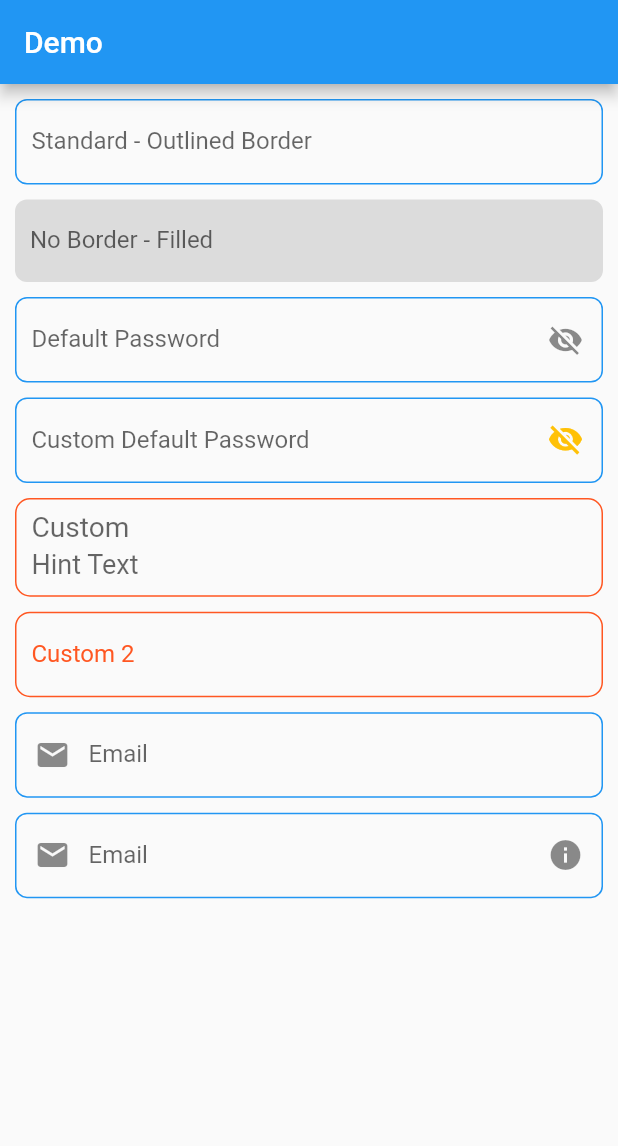
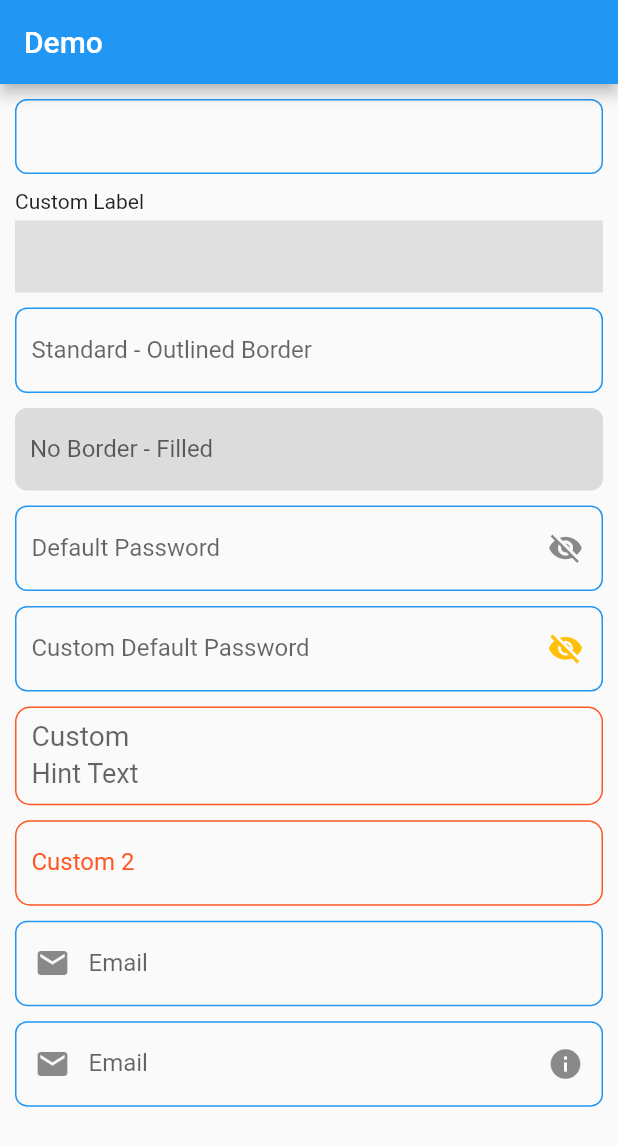
Before and after one commit to momshaddinury/input_form_field, a Flutter app: the screen it shows after launch, on a phone screen of 412 x 824 dp. Shown: the top 1146 px of the screen. Run offline on Flutter 3.47's test engine with Material 2 defaults, Android fonts, the phone set to English and light mode, and no system bars.

Commit message:
release: 0.0.5

```diff
--- a/example/lib/main.dart
+++ b/example/lib/main.dart
@@ -30,6 +30,25 @@ class DemoScreen extends StatelessWidget {
           padding: const EdgeInsets.all(10.0),
           child: Column(
             children: [
+              /// Basic
+              InputFormField(
+                textEditingController: _controller,
+                bottomMargin: 10,
+              ),
+
+              /// Custom Top Label
+              InputFormField(
+                textEditingController: _controller,
+                label: const Padding(
+                  padding: EdgeInsets.only(bottom: 5),
+                  child: Text("Custom Label"),
+                ),
+                borderRadius: BorderRadius.zero,
+                fillColor: Colors.grey.shade300,
+                bottomMargin: 10,
+                borderType: BorderType.none,
+              ),
+
               /// Standard - Outlined Border
               InputFormField(
                 textEditingController: _controller,
@@ -85,7 +104,8 @@ class DemoScreen extends StatelessWidget {
                 hintTextStyle: const TextStyle(fontSize: 18),
                 borderColor: Colors.deepOrange,
                 borderRadius: BorderRadius.circular(10),
-                bottomMargin: 10, // Optional
+                bottomMargin: 10,
+                // Optional
                 floatingLabelBehavior: FloatingLabelBehavior.always,
               ),
 
@@ -98,7 +118,8 @@ class DemoScreen extends StatelessWidget {
                 hintTextStyle: const TextStyle(color: Colors.deepOrangeAccent),
                 borderType: BorderType.outlined,
                 borderColor: Colors.deepOrange,
-                bottomMargin: 10, // Optional
+                bottomMargin: 10,
+                // Optional
                 borderRadius: BorderRadius.circular(10),
               ),
 
--- a/lib/input_form_field.dart
+++ b/lib/input_form_field.dart
@@ -21,6 +21,7 @@ class InputFormField extends StatefulWidget {
     this.style,
     this.hintText,
     this.hintTextStyle,
+    this.label,
     this.labelText,
     this.labelTextStyle,
     this.errorTextStyle,
@@ -52,6 +53,8 @@ class InputFormField extends StatefulWidget {
 
   /// The style to use for the text being edited.
   final TextStyle? style;
+
+  final Widget? label;
 
   /// Optional text that describes the input field.
   final String? labelText;
@@ -155,6 +158,7 @@ class _InputFormFieldState extends State<InputFormField> {
       mainAxisSize: MainAxisSize.min,
       crossAxisAlignment: CrossAxisAlignment.start,
       children: [
+        if (widget.label != null) widget.label!,
         Container(
           height: widget.height,
           decoration: BoxDecoration(
--- a/pubspec.yaml
+++ b/pubspec.yaml
@@ -1,6 +1,6 @@
 name: input_form_field
 description: Input form field is a StatefulWidget that contains a TextFormField. A convinient widget aiming to simplify complexitiy of default TextFormField widget.
-version: 0.0.4
+version: 0.0.5
 homepage: https://github.com/dinurymomshad/input_form_field
 repository: https://github.com/dinurymomshad/input_form_field
 
```
Also changed, not shown: 1 other file.
